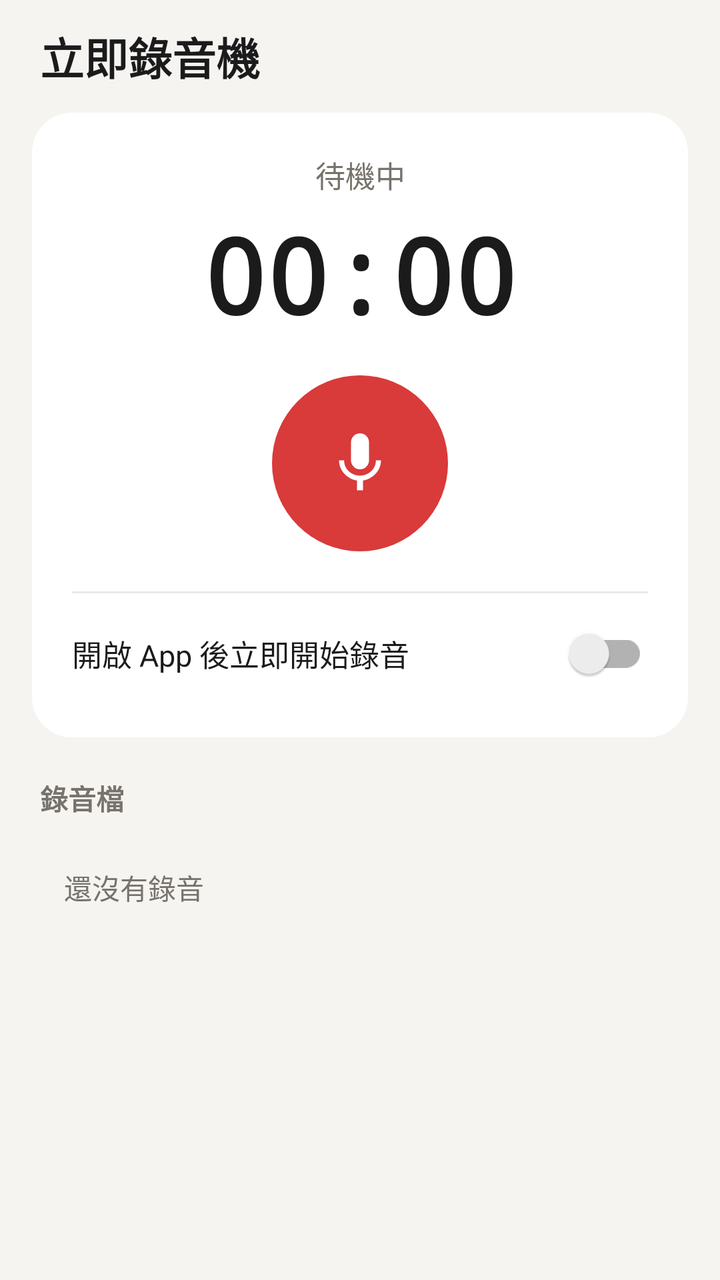
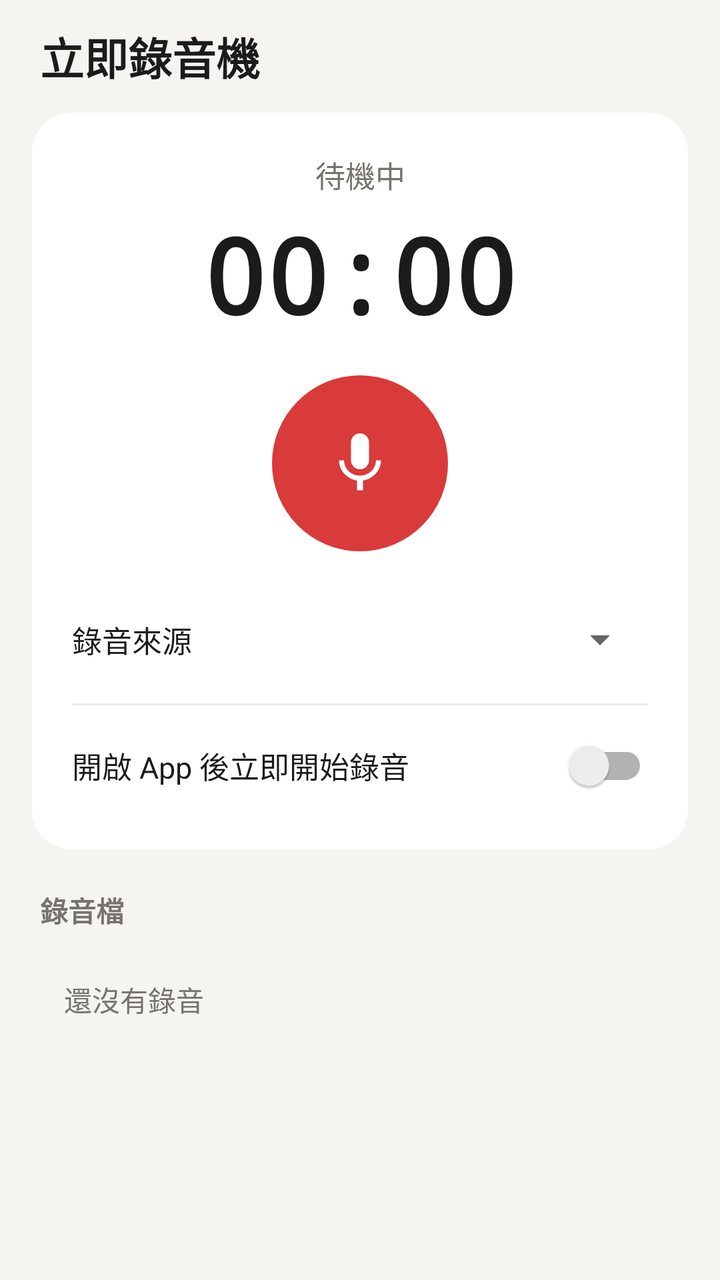

The first picture is an Android layout as it rendered before a commit; the second is the same layout after the commit. The layout source and the unified diff follow.
<!-- AndroidManifest.xml: application theme Theme.Record -->
<!-- res/layout/activity_main.xml -->
<?xml version="1.0" encoding="utf-8"?>
<LinearLayout xmlns:android="http://schemas.android.com/apk/res/android"
    android:layout_width="match_parent"
    android:layout_height="match_parent"
    android:background="@color/bg"
    android:orientation="vertical"
    android:paddingStart="16dp"
    android:paddingTop="12dp"
    android:paddingEnd="16dp"
    android:paddingBottom="8dp">

    <TextView
        android:layout_width="match_parent"
        android:layout_height="wrap_content"
        android:paddingStart="4dp"
        android:paddingBottom="12dp"
        android:text="@string/app_name"
        android:textColor="@color/text"
        android:textSize="22sp"
        android:textStyle="bold" />

    
    <LinearLayout
        android:layout_width="match_parent"
        android:layout_height="wrap_content"
        android:background="@drawable/bg_card"
        android:orientation="vertical"
        android:padding="20dp">

        <TextView
            android:id="@+id/tvStatus"
            android:layout_width="match_parent"
            android:layout_height="wrap_content"
            android:gravity="center"
            android:text="@string/status_idle"
            android:textColor="@color/text_sub"
            android:textSize="15sp" />

        <TextView
            android:id="@+id/tvTime"
            android:layout_width="match_parent"
            android:layout_height="wrap_content"
            android:layout_marginTop="4dp"
            android:fontFamily="monospace"
            android:gravity="center"
            android:text="00:00"
            android:textColor="@color/text"
            android:textSize="52sp"
            android:textStyle="bold" />

        <LinearLayout
            android:layout_width="match_parent"
            android:layout_height="wrap_content"
            android:layout_marginTop="16dp"
            android:gravity="center"
            android:orientation="horizontal">

            <ImageButton
                android:id="@+id/btnPause"
                android:layout_width="56dp"
                android:layout_height="56dp"
                android:background="@drawable/bg_circle_soft"
                android:contentDescription="@string/btn_pause"
                android:padding="16dp"
                android:scaleType="fitCenter"
                android:src="@drawable/ic_pause"
                android:tint="@color/icon"
                android:visibility="invisible" />

            <ImageButton
                android:id="@+id/btnRecord"
                android:layout_width="88dp"
                android:layout_height="88dp"
                android:layout_marginStart="24dp"
                android:layout_marginEnd="24dp"
                android:background="@drawable/bg_record"
                android:contentDescription="@string/btn_start"
                android:padding="26dp"
                android:scaleType="fitCenter"
                android:src="@drawable/ic_mic"
                android:tint="@color/white" />

            
            <View
                android:layout_width="56dp"
                android:layout_height="56dp"
                android:visibility="invisible" />
        </LinearLayout>

        <View
            android:layout_width="match_parent"
            android:layout_height="1dp"
            android:layout_marginTop="20dp"
            android:layout_marginBottom="8dp"
            android:background="@color/soft" />

        <androidx.appcompat.widget.SwitchCompat
            android:id="@+id/swAuto"
            android:layout_width="match_parent"
            android:layout_height="wrap_content"
            android:minHeight="44dp"
            android:text="@string/auto_start"
            android:textColor="@color/text"
            android:textSize="15sp" />
    </LinearLayout>

    
    <TextView
        android:id="@+id/tvListTitle"
        android:layout_width="match_parent"
        android:layout_height="wrap_content"
        android:paddingStart="4dp"
        android:paddingTop="20dp"
        android:paddingBottom="8dp"
        android:text="@string/list_title"
        android:textColor="@color/text_sub"
        android:textSize="14sp"
        android:textStyle="bold" />

    <TextView
        android:id="@+id/tvEmpty"
        android:layout_width="match_parent"
        android:layout_height="wrap_content"
        android:padding="16dp"
        android:text="@string/list_empty"
        android:textColor="@color/text_sub"
        android:textSize="14sp" />

    <ListView
        android:id="@+id/listView"
        android:layout_width="match_parent"
        android:layout_height="0dp"
        android:layout_weight="1"
        android:clipToPadding="false"
        android:divider="@null"
        android:dividerHeight="0dp"
        android:listSelector="@android:color/transparent"
        android:paddingBottom="12dp"
        android:scrollbars="none" />
</LinearLayout>
<!-- resources referenced by this layout -->
<resources>
  <color name="bg">#F5F4F1</color>
  <color name="icon">#4A4640</color>
  <color name="soft">#ECEAE6</color>
  <color name="text">#1B1B1B</color>
  <color name="text_sub">#77736C</color>
  <color name="white">#FFFFFF</color>
  <!-- drawable bg_card (drawable) -->
  <?xml version="1.0" encoding="utf-8"?>
  <shape xmlns:android="http://schemas.android.com/apk/res/android"
      android:shape="rectangle">
      <solid android:color="@color/card" />
      <corners android:radius="20dp" />
  </shape>
  <!-- drawable bg_circle_soft (drawable) -->
  <?xml version="1.0" encoding="utf-8"?>
  <ripple xmlns:android="http://schemas.android.com/apk/res/android"
      android:color="#33808080">
      <item>
          <shape android:shape="oval">
              <solid android:color="@color/soft" />
          </shape>
      </item>
  </ripple>
  <!-- drawable bg_record (drawable) -->
  <?xml version="1.0" encoding="utf-8"?>
  <ripple xmlns:android="http://schemas.android.com/apk/res/android"
      android:color="#44FFFFFF">
      <item>
          <shape android:shape="oval">
              <solid android:color="@color/brand" />
          </shape>
      </item>
  </ripple>
  <!-- drawable ic_mic (drawable) -->
  <?xml version="1.0" encoding="utf-8"?>
  <vector xmlns:android="http://schemas.android.com/apk/res/android"
      android:width="24dp"
      android:height="24dp"
      android:viewportWidth="24"
      android:viewportHeight="24">
      <path
          android:fillColor="#FF000000"
          android:pathData="M12,14c1.66,0 3,-1.34 3,-3V5c0,-1.66 -1.34,-3 -3,-3S9,3.34 9,5v6c0,1.66 1.34,3 3,3z" />
      <path
          android:fillColor="#FF000000"
          android:pathData="M17.3,11c0,3 -2.54,5.1 -5.3,5.1S6.7,14 6.7,11H5c0,3.41 2.72,6.23 6,6.72V21h2v-3.28c3.28,-0.48 6,-3.3 6,-6.72h-1.7z" />
  </vector>
  <!-- drawable ic_pause (drawable) -->
  <?xml version="1.0" encoding="utf-8"?>
  <vector xmlns:android="http://schemas.android.com/apk/res/android"
      android:width="24dp"
      android:height="24dp"
      android:viewportWidth="24"
      android:viewportHeight="24">
      <path
          android:fillColor="#FF000000"
          android:pathData="M6,19h4V5H6v14zM14,5v14h4V5h-4z" />
  </vector>
  <string name="app_name">立即錄音機</string>
  <string name="auto_start">開啟 App 後立即開始錄音</string>
  <string name="btn_pause">暫停</string>
  <string name="btn_start">● 開始錄音</string>
  <string name="list_empty">還沒有錄音</string>
  <string name="list_title">錄音檔</string>
  <string name="status_idle">待機中</string>
  <style name="Theme.Record" parent="Theme.AppCompat.DayNight.NoActionBar">
          <item name="colorPrimary">@color/brand</item>
          <item name="colorPrimaryDark">@color/brand_dark</item>
          <item name="colorAccent">@color/brand</item>
          <item name="android:windowBackground">@color/bg</item>
          <item name="android:statusBarColor">@color/bg</item>
          <item name="android:navigationBarColor">@color/bg</item>
          <item name="android:windowLightStatusBar">true</item>
          <item name="android:windowLightNavigationBar">true</item>
      </style>
  <color name="card">#FFFFFF</color>
  <color name="brand">#D93A3A</color>
  <color name="brand_dark">#A82727</color>
</resources>

<!-- the commit's change to res/layout/activity_main.xml (unified diff, before → after) -->
@@ -87,10 +87,32 @@
                 android:visibility="invisible" />
         </LinearLayout>
 
+        <LinearLayout
+            android:layout_width="match_parent"
+            android:layout_height="wrap_content"
+            android:layout_marginTop="20dp"
+            android:gravity="center_vertical"
+            android:orientation="horizontal">
+
+            <TextView
+                android:layout_width="wrap_content"
+                android:layout_height="wrap_content"
+                android:text="@string/source_title"
+                android:textColor="@color/text"
+                android:textSize="15sp" />
+
+            <Spinner
+                android:id="@+id/spSource"
+                android:layout_width="0dp"
+                android:layout_height="48dp"
+                android:layout_marginStart="12dp"
+                android:layout_weight="1" />
+        </LinearLayout>
+
         <View
             android:layout_width="match_parent"
             android:layout_height="1dp"
-            android:layout_marginTop="20dp"
+            android:layout_marginTop="8dp"
             android:layout_marginBottom="8dp"
             android:background="@color/soft" />
 
<!-- resource entries referenced after the edit -->
@@ -64,6 +64,7 @@
   <string name="btn_start">● 開始錄音</string>
   <string name="list_empty">還沒有錄音</string>
   <string name="list_title">錄音檔</string>
+  <string name="source_title">錄音來源</string>
   <string name="status_idle">待機中</string>
   <style name="Theme.Record" parent="Theme.AppCompat.DayNight.NoActionBar">
           <item name="colorPrimary">@color/brand</item>
